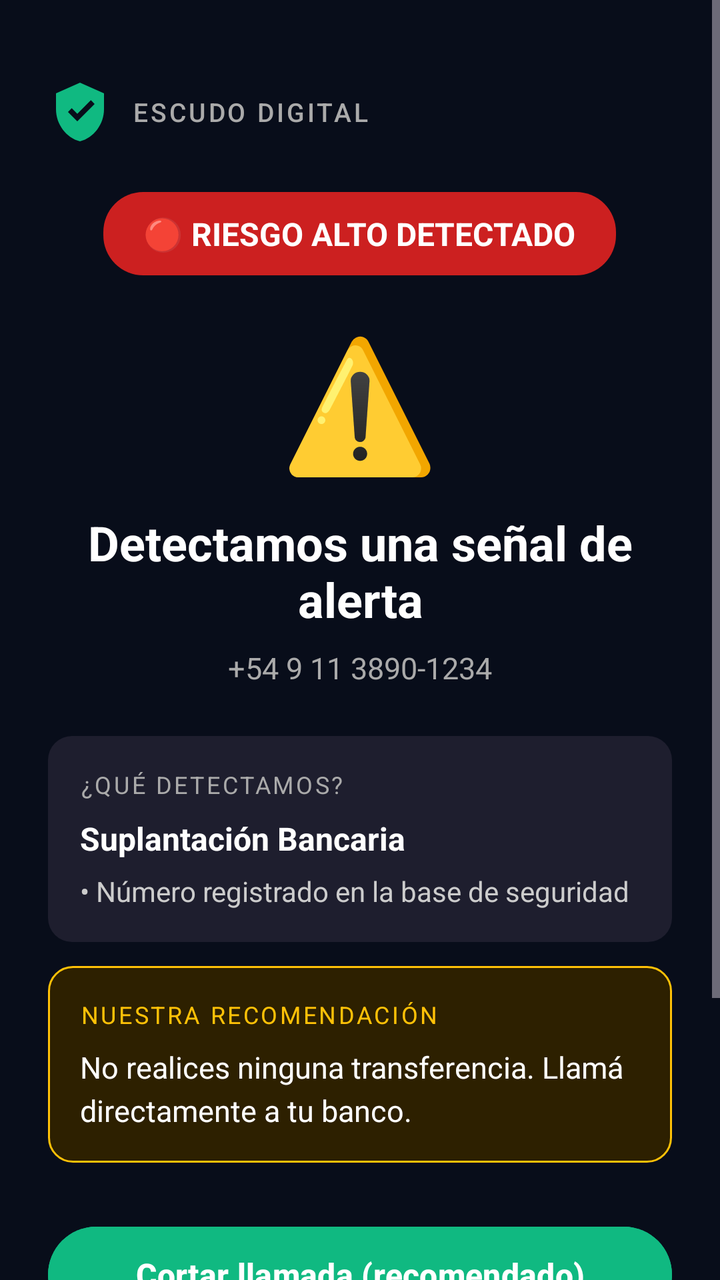
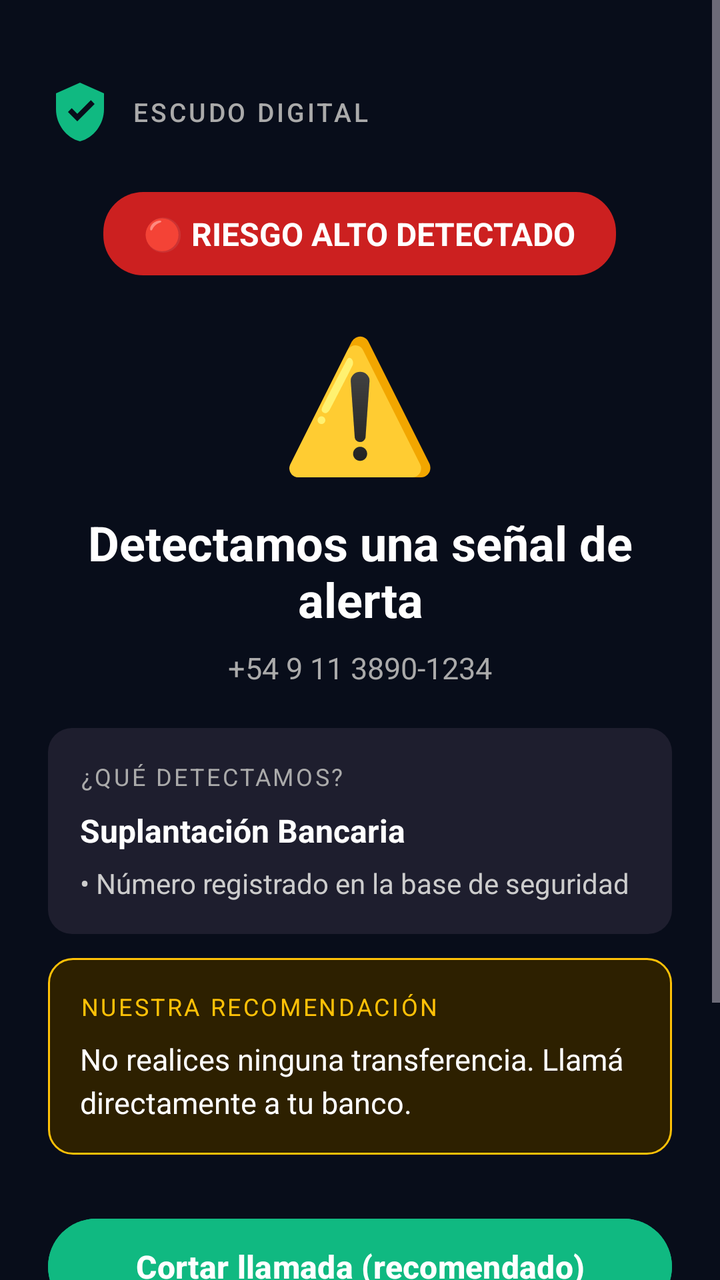

Screens rendered from an Android XML layout before and after an edit, with the pre-edit source and the edit as a unified diff.
<!-- AndroidManifest.xml: activity theme Theme.EscudoDigital -->
<!-- res/layout/activity_threat_intercept.xml -->
<?xml version="1.0" encoding="utf-8"?>
<ScrollView xmlns:android="http://schemas.android.com/apk/res/android"
    xmlns:app="http://schemas.android.com/apk/res-auto"
    android:layout_width="match_parent"
    android:layout_height="match_parent"
    android:background="@color/background_dark"
    android:fillViewport="true">

    <LinearLayout
        android:layout_width="match_parent"
        android:layout_height="wrap_content"
        android:orientation="vertical"
        android:padding="24dp"
        android:gravity="center_horizontal">

        
        <LinearLayout
            android:layout_width="match_parent"
            android:layout_height="wrap_content"
            android:orientation="horizontal"
            android:gravity="center_vertical"
            android:layout_marginTop="16dp"
            android:layout_marginBottom="24dp">

            <ImageView
                android:id="@+id/ivShieldIcon"
                android:layout_width="32dp"
                android:layout_height="32dp"
                android:src="@drawable/ic_shield"
                android:contentDescription="Escudo Digital" />

            <TextView
                android:layout_width="wrap_content"
                android:layout_height="wrap_content"
                android:layout_marginStart="10dp"
                android:text="ESCUDO DIGITAL"
                android:textColor="#AAAAAA"
                android:textSize="13sp"
                android:letterSpacing="0.1"
                android:fontFamily="sans-serif-medium" />

        </LinearLayout>

        
        <TextView
            android:id="@+id/tvRiskBadge"
            android:layout_width="wrap_content"
            android:layout_height="wrap_content"
            android:paddingHorizontal="20dp"
            android:paddingVertical="10dp"
            android:background="@drawable/badge_background"
            android:text="🔴 RIESGO ALTO DETECTADO"
            android:textSize="16sp"
            android:textStyle="bold"
            android:textColor="#FFFFFF"
            android:layout_marginBottom="20dp" />

        
        <TextView
            android:id="@+id/tvThreatTypeEmoji"
            android:layout_width="wrap_content"
            android:layout_height="wrap_content"
            android:text="⚠️"
            android:textSize="64sp"
            android:layout_marginBottom="12dp" />

        
        <TextView
            android:id="@+id/tvThreatTitle"
            android:layout_width="match_parent"
            android:layout_height="wrap_content"
            android:text="Detectamos una señal de alerta"
            android:textColor="#FFFFFF"
            android:textSize="24sp"
            android:textStyle="bold"
            android:gravity="center"
            android:layout_marginBottom="8dp" />

        
        <TextView
            android:id="@+id/tvThreatValue"
            android:layout_width="match_parent"
            android:layout_height="wrap_content"
            android:text="+54 9 11 3890-1234"
            android:textColor="#AAAAAA"
            android:textSize="15sp"
            android:gravity="center"
            android:layout_marginBottom="24dp" />

        
        <LinearLayout
            android:layout_width="match_parent"
            android:layout_height="wrap_content"
            android:orientation="vertical"
            android:background="@drawable/card_dark"
            android:padding="16dp"
            android:layout_marginBottom="12dp">

            <TextView
                android:layout_width="wrap_content"
                android:layout_height="wrap_content"
                android:text="¿Qué detectamos?"
                android:textColor="#AAAAAA"
                android:textSize="12sp"
                android:textAllCaps="true"
                android:letterSpacing="0.1"
                android:layout_marginBottom="8dp" />

            <TextView
                android:id="@+id/tvCategory"
                android:layout_width="match_parent"
                android:layout_height="wrap_content"
                android:text="Suplantación Bancaria"
                android:textColor="#FFFFFF"
                android:textSize="16sp"
                android:textStyle="bold"
                android:layout_marginBottom="6dp" />

            <TextView
                android:id="@+id/tvSignals"
                android:layout_width="match_parent"
                android:layout_height="wrap_content"
                android:text="• Número registrado en la base de seguridad"
                android:textColor="#CCCCCC"
                android:textSize="14sp"
                android:lineSpacingExtra="4dp" />

        </LinearLayout>

        
        <LinearLayout
            android:layout_width="match_parent"
            android:layout_height="wrap_content"
            android:orientation="vertical"
            android:background="@drawable/card_warning"
            android:padding="16dp"
            android:layout_marginBottom="28dp">

            <TextView
                android:layout_width="wrap_content"
                android:layout_height="wrap_content"
                android:text="Nuestra recomendación"
                android:textColor="#FFC107"
                android:textSize="12sp"
                android:textAllCaps="true"
                android:letterSpacing="0.1"
                android:layout_marginBottom="8dp" />

            <TextView
                android:id="@+id/tvAdvice"
                android:layout_width="match_parent"
                android:layout_height="wrap_content"
                android:text="No realices ninguna transferencia. Llamá directamente a tu banco."
                android:textColor="#FFFFFF"
                android:textSize="15sp"
                android:lineSpacingExtra="4dp" />

        </LinearLayout>

        
        <Button
            android:id="@+id/btnSafeAction"
            android:layout_width="match_parent"
            android:layout_height="56dp"
            android:text="Cortar llamada (recomendado)"
            android:textSize="16sp"
            android:textColor="#FFFFFF"
            android:textStyle="bold"
            android:backgroundTint="@color/shield_active"
            android:layout_marginBottom="12dp" />

        
        <Button
            android:id="@+id/btnRiskyAction"
            android:layout_width="match_parent"
            android:layout_height="52dp"
            android:text="Continuar de todas formas (no recomendado)"
            android:textSize="14sp"
            android:textColor="#AAAAAA"
            android:backgroundTint="@color/card_surface"
            android:layout_marginBottom="16dp" />

        
        <TextView
            android:layout_width="match_parent"
            android:layout_height="wrap_content"
            android:text="Escudo Digital evalúa señales de riesgo. La decisión final es tuya."
            android:textColor="#666666"
            android:textSize="11sp"
            android:gravity="center"
            android:layout_marginBottom="24dp" />

    </LinearLayout>
</ScrollView>
<!-- resources referenced by this layout -->
<resources>
  <color name="background_dark">#080D1A</color>
  <color name="card_surface">#1F2937</color>
  <color name="shield_active">#10B981</color>
  <!-- drawable badge_background (drawable) -->
  <?xml version="1.0" encoding="utf-8"?>
  <shape xmlns:android="http://schemas.android.com/apk/res/android"
      android:shape="rectangle">
      <solid android:color="#CC2020" />
      <corners android:radius="20dp" />
  </shape>
  <!-- drawable card_dark (drawable) -->
  <?xml version="1.0" encoding="utf-8"?>
  <shape xmlns:android="http://schemas.android.com/apk/res/android"
      android:shape="rectangle">
      <solid android:color="#1E1E2E" />
      <corners android:radius="12dp" />
  </shape>
  <!-- drawable card_warning (drawable) -->
  <?xml version="1.0" encoding="utf-8"?>
  <shape xmlns:android="http://schemas.android.com/apk/res/android"
      android:shape="rectangle">
      <solid android:color="#2D2000" />
      <stroke android:width="1dp" android:color="#FFC107" />
      <corners android:radius="12dp" />
  </shape>
  <!-- drawable ic_shield (drawable) -->
  <vector xmlns:android="http://schemas.android.com/apk/res/android"
      android:width="24dp"
      android:height="24dp"
      android:viewportWidth="24"
      android:viewportHeight="24">
    <path
        android:fillColor="#10B981"
        android:pathData="M12,1L3,5v6c0,5.55 3.84,10.74 9,12c5.16,-1.26 9,-6.45 9,-12V5L12,1zM10.99,15.5l-3.5,-3.5l1.41,-1.41l2.09,2.09l5.09,-5.09l1.41,1.41L10.99,15.5z"/>
  </vector>
  <style name="Theme.EscudoDigital" parent="Theme.Material3.Dark.NoActionBar">
          <item name="android:statusBarColor">@color/bg_primary</item>
          <item name="android:windowBackground">@color/bg_primary</item>
          <item name="colorPrimary">@color/accent_indigo</item>
          <item name="colorSecondary">@color/accent_cyan</item>
          <item name="colorSurface">@color/bg_card</item>
      </style>
  <color name="bg_primary">#080D1A</color>
  <color name="accent_indigo">#6366F1</color>
  <color name="accent_cyan">#06B6D4</color>
  <color name="bg_card">#111827</color>
</resources>

<!-- the commit's change to res/layout/activity_threat_intercept.xml (unified diff, before → after) -->
@@ -85,7 +85,40 @@
             android:textColor="#AAAAAA"
             android:textSize="15sp"
             android:gravity="center"
-            android:layout_marginBottom="24dp" />
+            android:layout_marginBottom="20dp" />
+
+        
+        <LinearLayout
+            android:id="@+id/cardMessageContent"
+            android:layout_width="match_parent"
+            android:layout_height="wrap_content"
+            android:orientation="vertical"
+            android:background="@drawable/card_dark"
+            android:padding="16dp"
+            android:layout_marginBottom="12dp"
+            android:visibility="gone">
+
+            <TextView
+                android:layout_width="wrap_content"
+                android:layout_height="wrap_content"
+                android:text="Mensaje recibido"
+                android:textColor="#38BDF8"
+                android:textSize="12sp"
+                android:textAllCaps="true"
+                android:letterSpacing="0.1"
+                android:layout_marginBottom="6dp" />
+
+            <TextView
+                android:id="@+id/tvMessageContent"
+                android:layout_width="match_parent"
+                android:layout_height="wrap_content"
+                android:text="Texto del mensaje"
+                android:textColor="#F1F5F9"
+                android:textSize="14sp"
+                android:lineSpacingExtra="3dp"
+                android:fontFamily="sans-serif" />
+
+        </LinearLayout>
 
         
         <LinearLayout
